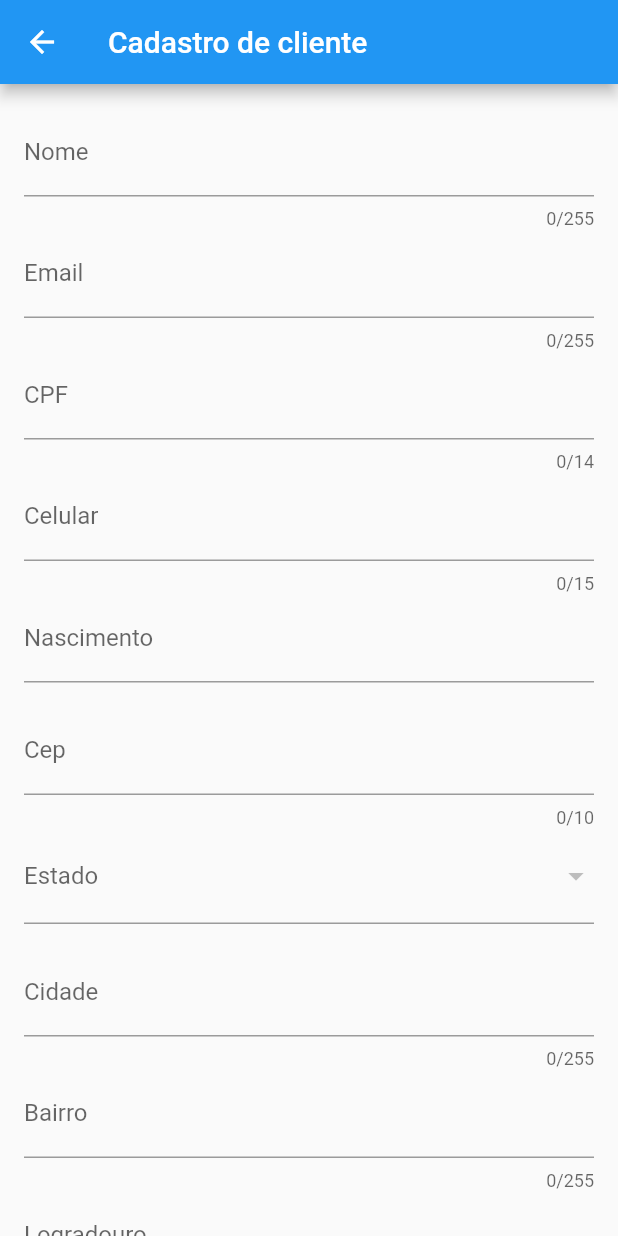
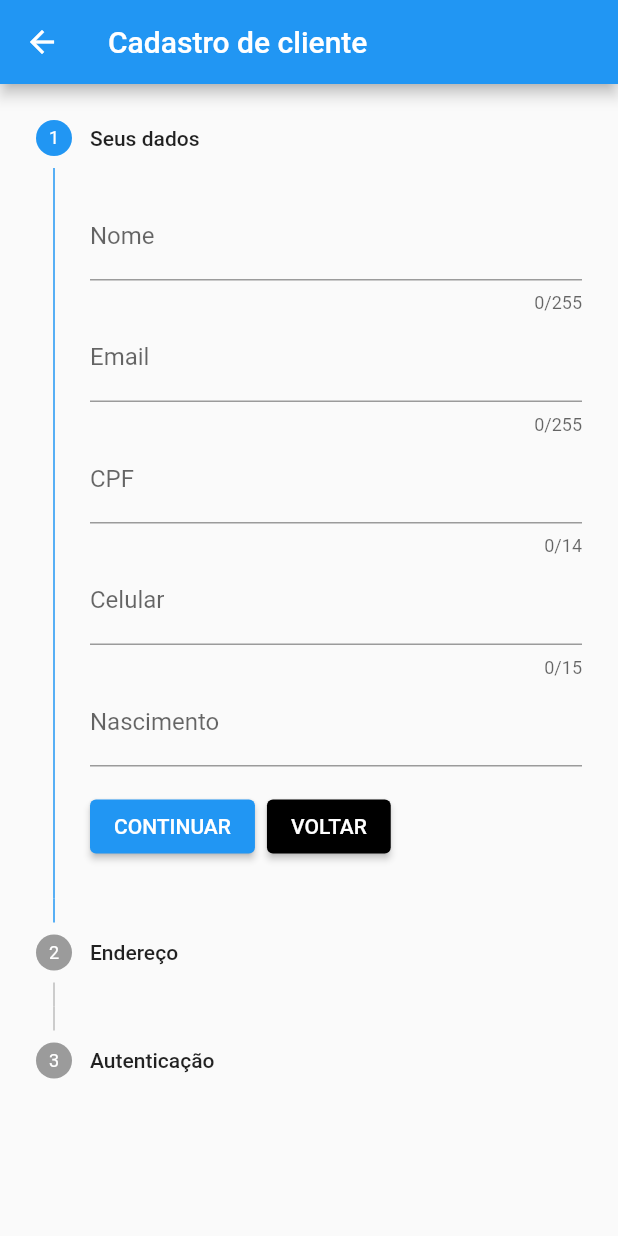
Before and after one commit to eliaslazcano/flutter_bytebank, a Flutter app: the Registrar screen opened directly, on a phone screen of 412 x 824 dp. Run offline on Flutter 3.47's test engine with Material 2 defaults, Android fonts, the light colour scheme and no system bars; drawn by our look-alikes of date_time_picker; our stand-ins replace brasil_fields, shared_preferences, sqflite; accounts and stored records are empty.

Commit message:
Stepper: Formulário em etapas
 Formulário de cadastro de usuário está subdividido em etapas, pois esta prática reduz a desistência do preenchimento.

```diff
--- a/lib/model/cliente.dart
+++ b/lib/model/cliente.dart
@@ -1,12 +1,19 @@
 import 'package:flutter/material.dart';
 
 class Cliente extends ChangeNotifier {
-  String? _nome;
+  int etapaAtual = 0;
+  String? nome;
+  String? email;
+  String? cpf;
+  String? celular;
+  String? nascimento;
 
-  String? get nome => _nome;
+  String? cep;
+  String? estado;
+  String? cidade;
+  String? bairro;
+  String? logradouro;
+  String? numero;
 
-  set nome(String? value) {
-    _nome = value;
-    notifyListeners();
-  }
+  void atualizarProvider() => notifyListeners();
 }
--- a/lib/views/autenticacao/registrar.dart
+++ b/lib/views/autenticacao/registrar.dart
@@ -7,12 +7,17 @@ import 'package:flutter_bytebank/views/dashboard.dart';
 import 'package:provider/provider.dart';
 
 class Registrar extends StatelessWidget {
-  final _formkey = GlobalKey<FormState>();
+
+  //Step 1
+  final _formUserData = GlobalKey<FormState>();
   final TextEditingController _controllerIptNome = TextEditingController();
   final TextEditingController _controllerIptEmail = TextEditingController();
   final TextEditingController _controllerIptCpf = TextEditingController();
   final TextEditingController _controllerIptCelular = TextEditingController();
   final TextEditingController _controllerIptNascimento = TextEditingController();
+
+  //Step 2
+  final _formUserAddress = GlobalKey<FormState>();
   final TextEditingController _controllerIptCep = TextEditingController();
   final TextEditingController _controllerIptEstado = TextEditingController();
   final TextEditingController _controllerIptCidade = TextEditingController();
@@ -20,17 +25,35 @@ class Registrar extends StatelessWidget {
   final TextEditingController _controllerIptLogradouro = TextEditingController();
   final TextEditingController _controllerIptNumero = TextEditingController();
 
+  //Step 3
+  final _formUserAuth = GlobalKey<FormState>();
+  final TextEditingController _controllerIptSenha = TextEditingController();
+  final TextEditingController _controllerIptConfirmarSenha = TextEditingController();
+
   Registrar({Key? key}) : super(key: key);
 
   @override
   Widget build(BuildContext context) {
     return Scaffold(
       appBar: AppBar(title: const Text('Cadastro de cliente')),
-      body: SingleChildScrollView(
-        child: Form(
-          key: _formkey,
-          child: Padding(
-            padding: const EdgeInsets.all(16),
+      body: Consumer<Cliente>(
+        builder: (context, cliente, child) => Stepper(
+          currentStep: cliente.etapaAtual,
+          onStepContinue: () => _continuar(cliente, context),
+          onStepCancel: () => _cancelar(cliente, context),
+          steps: _construirSteps(cliente),
+          controlsBuilder: _construirBotoes,
+        )
+      ),
+    );
+  }
+
+  List<Step> _construirSteps(Cliente cliente) => <Step>[
+    Step(
+      title: const Text('Seus dados'),
+      isActive: cliente.etapaAtual >= 0,
+      content: Form(
+        key: _formUserData,
         child: Column(
           children: [
             TextFormField(
@@ -39,7 +62,8 @@ class Registrar extends StatelessWidget {
               keyboardType: TextInputType.text,
               maxLength: 255,
               validator: (value) {
-                    if (value!.isEmpty) return 'Informe pelo menos um sobrenome!';
+                if (value!.isEmpty) return 'Informe seu nome';
+                if (value.split(' ').length < 2) return 'Informe pelo menos um sobrenome';
                 return null;
               },
             ),
@@ -96,7 +120,17 @@ class Registrar extends StatelessWidget {
                 return null;
               },
             ),
-                const SizedBox(height: 16),
+          ],
+        ),
+      ),
+    ),
+    Step(
+      title: const Text('Endereço'),
+      isActive: cliente.etapaAtual >= 1,
+      content: Form(
+        key: _formUserAddress,
+        child: Column(
+          children: [
             TextFormField(
               controller: _controllerIptCep,
               decoration: const InputDecoration(labelText: 'Cep'),
@@ -158,23 +192,105 @@ class Registrar extends StatelessWidget {
               decoration: const InputDecoration(labelText: 'Número'),
               maxLength: 255,
             ),
-                ElevatedButton(
-                  onPressed: () {
-                    if (_formkey.currentState!.validate()) _salvar(context);
+          ],
+        ),
+      ),
+    ),
+    Step(
+      title: const Text('Autenticação'),
+      isActive: cliente.etapaAtual >= 2,
+      content: Form(
+        key: _formUserAuth,
+        child: Column(
+          children: [
+            TextFormField(
+              controller: _controllerIptSenha,
+              decoration: const InputDecoration(labelText: 'Senha'),
+              maxLength: 15,
+              obscureText: true,
+              validator: (value) {
+                if (value!.isEmpty) return 'Informe a sua nova senha';
+                if (value.length < 8) return 'Senha muito curta';
+                return null;
               },
-                  child: const Text('Registrar')
+            ),
+            TextFormField(
+              controller: _controllerIptConfirmarSenha,
+              decoration: const InputDecoration(labelText: 'Confirmar'),
+              maxLength: 15,
+              obscureText: true,
+              validator: (value) {
+                if (value != _controllerIptSenha.text) return 'Este campo está diferente da senha informada';
+                return null;
+              },
             ),
           ],
         ),
       ),
     ),
+  ];
+
+  Widget _construirBotoes(BuildContext context, ControlsDetails details) {
+    return Padding(
+      padding: const EdgeInsets.only(top: 16),
+      child: Row(
+        children: [
+          ElevatedButton(
+            onPressed: details.onStepContinue,
+            child: const Text('CONTINUAR')
+          ),
+          const SizedBox(width: 8),
+          ElevatedButton(
+            onPressed: details.onStepCancel,
+            child: const Text('VOLTAR'),
+            style: ElevatedButton.styleFrom(primary: Colors.black),
+          ),
+        ],
       ),
     );
   }
 
-  void _salvar(context) {
-    final Cliente cliente = Provider.of<Cliente>(context, listen: false);
-    cliente.nome = _controllerIptNome.text;
-    Navigator.pushAndRemoveUntil(context, MaterialPageRoute(builder: (context) => const Dashboard()), (route) => false);
+  void _continuar(Cliente cliente, context) {
+    final funcoes = [_salvarStep1, _salvarStep2, _salvarStep3];
+    funcoes[cliente.etapaAtual](cliente, context);
+  }
+  void _cancelar(Cliente cliente, context) {
+    if (cliente.etapaAtual > 0) {
+      cliente.etapaAtual--;
+      cliente.atualizarProvider();
+    } else {
+      Navigator.pop(context);
     }
   }
+
+  void _salvarStep1(Cliente cliente, context) {
+    if (_formUserData.currentState!.validate()) {
+      cliente.nome = _controllerIptNome.text;
+      cliente.email = _controllerIptEmail.text;
+      cliente.cpf = _controllerIptCpf.text;
+      cliente.celular = _controllerIptCelular.text;
+      cliente.nascimento = _controllerIptNascimento.text;
+      cliente.etapaAtual++;
+      cliente.atualizarProvider();
+    }
+  }
+  void _salvarStep2(Cliente cliente, context) {
+    if (_formUserAddress.currentState!.validate()) {
+      cliente.cep = _controllerIptCep.text;
+      cliente.estado = _controllerIptEstado.text;
+      cliente.cidade = _controllerIptCidade.text;
+      cliente.bairro = _controllerIptBairro.text;
+      cliente.logradouro = _controllerIptLogradouro.text;
+      cliente.numero = _controllerIptNumero.text;
+      cliente.etapaAtual++;
+      cliente.atualizarProvider();
+    }
+  }
+  void _salvarStep3(Cliente cliente, context) {
+    if (_formUserAuth.currentState!.validate()) {
+      FocusScope.of(context).unfocus(); // tira o foco para ocasionar o fechamento do teclsdo
+      Navigator.pushAndRemoveUntil(context, MaterialPageRoute(builder: (context) => const Dashboard()), (route) => false);
+      cliente.etapaAtual = 0;
+    }
+  }
+}
```
Lines whose indentation alone changed are shown as unchanged.
